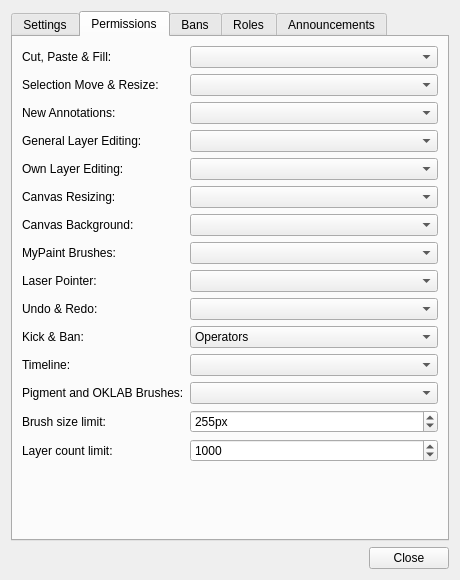
Above: src/desktop/ui/sessionsettings.ui from drawpile/Drawpile before the change. Below: the same form after it.
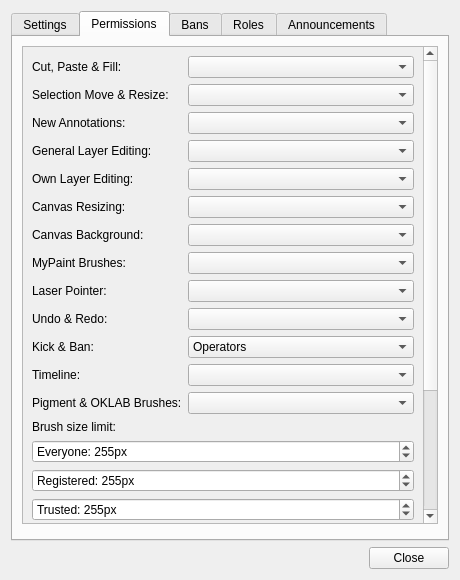
That is the form after the change. The open tabs and pages were chosen to show the change. Icons and pictures are not drawn. Custom widgets are drawn as their Qt base class.

Commit message:
Proper permission limit slider in session settings
Rather than just the single slider for each limit that didn't update
properly, there's now one for each tier and they work like in the host
dialog.

```diff
--- a/src/desktop/ui/sessionsettings.ui
+++ b/src/desktop/ui/sessionsettings.ui
@@ -257,20 +257,47 @@
       <attribute name="title">
        <string>Permissions</string>
       </attribute>
-      <layout class="QFormLayout">
-       <item row="0" column="0">
-        <widget class="QLabel" name="labelPutImage">
-         <property name="text">
-          <string>Cut, Paste &amp; Fill:</string>
+      <layout class="QVBoxLayout" name="verticalLayout_2">
+       <item>
+        <widget class="QScrollArea" name="scrollArea">
+         <property name="widgetResizable">
+          <bool>true</bool>
+         </property>
+         <widget class="QWidget" name="scrollAreaWidgetContents">
+          <property name="geometry">
+           <rect>
+            <x>0</x>
+            <y>0</y>
+            <width>404</width>
+            <height>717</height>
+           </rect>
+          </property>
+          <layout class="QGridLayout" name="permLayout" columnstretch="0,1">
+           <item row="8" column="1">
+            <widget class="widgets::NoScrollComboBox" name="permLaser"/>
+           </item>
+           <item row="7" column="1">
+            <widget class="widgets::NoScrollComboBox" name="permMyPaint"/>
+           </item>
+           <item row="17" column="0" colspan="2">
+            <widget class="widgets::NoScrollKisSliderSpinBox" name="permBrushSizeOperator">
+             <property name="suffix">
+              <string>px</string>
+             </property>
+             <property name="prefix">
+              <string>Operators: </string>
+             </property>
+             <property name="minimum">
+              <number>1</number>
+             </property>
+             <property name="maximum">
+              <number>1000</number>
+             </property>
+             <property name="value">
+              <number>255</number>
          </property>
         </widget>
        </item>
-       <item row="0" column="1">
-        <widget class="QComboBox" name="permPutImage"/>
-       </item>
-       <item row="1" column="1">
-        <widget class="QComboBox" name="permRegionMove"/>
-       </item>
        <item row="2" column="0">
         <widget class="QLabel" name="labelCreateAnnotation">
          <property name="text">
@@ -278,25 +305,31 @@
          </property>
         </widget>
        </item>
-       <item row="2" column="1">
-        <widget class="QComboBox" name="permCreateAnnotation"/>
-       </item>
-       <item row="15" column="0" colspan="2">
-        <widget class="widgets::PresetSelector" name="permissionPresets" native="true">
-         <property name="presetFolder" stdset="0">
-          <string>permissions</string>
-         </property>
-        </widget>
-       </item>
-       <item row="3" column="0">
-        <widget class="QLabel" name="labelEditLayers">
+           <item row="8" column="0">
+            <widget class="QLabel" name="labelLaser">
          <property name="text">
-          <string>General Layer Editing:</string>
+              <string>Laser Pointer:</string>
          </property>
         </widget>
        </item>
-       <item row="3" column="1">
-        <widget class="QComboBox" name="permEditLayers"/>
+           <item row="16" column="0" colspan="2">
+            <widget class="widgets::NoScrollKisSliderSpinBox" name="permBrushSizeTrusted">
+             <property name="suffix">
+              <string>px</string>
+             </property>
+             <property name="prefix">
+              <string>Trusted: </string>
+             </property>
+             <property name="minimum">
+              <number>1</number>
+             </property>
+             <property name="maximum">
+              <number>1000</number>
+             </property>
+             <property name="value">
+              <number>255</number>
+             </property>
+            </widget>
        </item>
        <item row="4" column="0">
         <widget class="QLabel" name="labelOwnLayers">
@@ -305,18 +338,87 @@
          </property>
         </widget>
        </item>
-       <item row="4" column="1">
-        <widget class="QComboBox" name="permOwnLayers"/>
-       </item>
-       <item row="5" column="0">
-        <widget class="QLabel" name="labelResize">
+           <item row="12" column="0">
+            <widget class="QLabel" name="labelPigment">
+             <property name="text">
+              <string>Pigment &amp; OKLAB Brushes:</string>
+             </property>
+            </widget>
+           </item>
+           <item row="11" column="0">
+            <widget class="QLabel" name="labelTimeline">
          <property name="text">
-          <string>Canvas Resizing:</string>
+              <string>Timeline:</string>
          </property>
         </widget>
        </item>
-       <item row="5" column="1">
-        <widget class="QComboBox" name="permResize"/>
+           <item row="15" column="0" colspan="2">
+            <widget class="widgets::NoScrollKisSliderSpinBox" name="permBrushSizeRegistered">
+             <property name="suffix">
+              <string>px</string>
+             </property>
+             <property name="prefix">
+              <string>Registered: </string>
+             </property>
+             <property name="minimum">
+              <number>1</number>
+             </property>
+             <property name="maximum">
+              <number>1000</number>
+             </property>
+             <property name="value">
+              <number>255</number>
+             </property>
+            </widget>
+           </item>
+           <item row="11" column="1">
+            <widget class="widgets::NoScrollComboBox" name="permTimeline"/>
+           </item>
+           <item row="13" column="0" colspan="2">
+            <widget class="QLabel" name="labelBrushSize">
+             <property name="text">
+              <string>Brush size limit:</string>
+             </property>
+            </widget>
+           </item>
+           <item row="20" column="0" colspan="2">
+            <widget class="widgets::NoScrollKisSliderSpinBox" name="permLayerCountRegistered">
+             <property name="prefix">
+              <string>Registered: </string>
+             </property>
+             <property name="maximum">
+              <number>32767</number>
+             </property>
+             <property name="value">
+              <number>1000</number>
+             </property>
+            </widget>
+           </item>
+           <item row="0" column="1">
+            <widget class="widgets::NoScrollComboBox" name="permPutImage"/>
+           </item>
+           <item row="10" column="0">
+            <widget class="QLabel" name="labelDeputies">
+             <property name="text">
+              <string>Kick &amp; Ban:</string>
+             </property>
+            </widget>
+           </item>
+           <item row="19" column="0" colspan="2">
+            <widget class="widgets::NoScrollKisSliderSpinBox" name="permLayerCountGuest">
+             <property name="prefix">
+              <string>Everyone: </string>
+             </property>
+             <property name="maximum">
+              <number>32767</number>
+             </property>
+             <property name="value">
+              <number>1000</number>
+             </property>
+            </widget>
+           </item>
+           <item row="1" column="1">
+            <widget class="widgets::NoScrollComboBox" name="permRegionMove"/>
        </item>
        <item row="6" column="0">
         <widget class="QLabel" name="labelBackground">
@@ -326,17 +428,86 @@
         </widget>
        </item>
        <item row="6" column="1">
-        <widget class="QComboBox" name="permBackground"/>
-       </item>
-       <item row="8" column="0">
-        <widget class="QLabel" name="labelLaser">
+            <widget class="widgets::NoScrollComboBox" name="permBackground"/>
+           </item>
+           <item row="7" column="0">
+            <widget class="QLabel" name="labelMyPaint">
          <property name="text">
-          <string>Laser Pointer:</string>
+              <string>MyPaint Brushes:</string>
          </property>
         </widget>
        </item>
-       <item row="8" column="1">
-        <widget class="QComboBox" name="permLaser"/>
+           <item row="5" column="1">
+            <widget class="widgets::NoScrollComboBox" name="permResize"/>
+           </item>
+           <item row="5" column="0">
+            <widget class="QLabel" name="labelResize">
+             <property name="text">
+              <string>Canvas Resizing:</string>
+             </property>
+            </widget>
+           </item>
+           <item row="12" column="1">
+            <widget class="widgets::NoScrollComboBox" name="permPigment"/>
+           </item>
+           <item row="0" column="0">
+            <widget class="QLabel" name="labelPutImage">
+             <property name="text">
+              <string>Cut, Paste &amp; Fill:</string>
+             </property>
+            </widget>
+           </item>
+           <item row="4" column="1">
+            <widget class="widgets::NoScrollComboBox" name="permOwnLayers"/>
+           </item>
+           <item row="2" column="1">
+            <widget class="widgets::NoScrollComboBox" name="permCreateAnnotation"/>
+           </item>
+           <item row="10" column="1">
+            <widget class="widgets::NoScrollComboBox" name="deputies">
+             <item>
+              <property name="text">
+               <string>Operators</string>
+              </property>
+             </item>
+             <item>
+              <property name="text">
+               <string>Trusted</string>
+              </property>
+             </item>
+            </widget>
+           </item>
+           <item row="14" column="0" colspan="2">
+            <widget class="widgets::NoScrollKisSliderSpinBox" name="permBrushSizeGuest">
+             <property name="suffix">
+              <string>px</string>
+             </property>
+             <property name="prefix">
+              <string>Everyone: </string>
+             </property>
+             <property name="minimum">
+              <number>1</number>
+             </property>
+             <property name="maximum">
+              <number>1000</number>
+             </property>
+             <property name="value">
+              <number>255</number>
+             </property>
+            </widget>
+           </item>
+           <item row="3" column="0">
+            <widget class="QLabel" name="labelEditLayers">
+             <property name="text">
+              <string>General Layer Editing:</string>
+             </property>
+            </widget>
+           </item>
+           <item row="9" column="1">
+            <widget class="widgets::NoScrollComboBox" name="permUndo"/>
+           </item>
+           <item row="3" column="1">
+            <widget class="widgets::NoScrollComboBox" name="permEditLayers"/>
        </item>
        <item row="9" column="0">
         <widget class="QLabel" name="labelUndo">
@@ -345,50 +516,39 @@
          </property>
         </widget>
        </item>
-       <item row="9" column="1">
-        <widget class="QComboBox" name="permUndo"/>
-       </item>
-       <item row="10" column="0">
-        <widget class="QLabel" name="labelDeputies">
-         <property name="text">
-          <string>Kick &amp; Ban:</string>
-         </property>
-        </widget>
-       </item>
-       <item row="10" column="1">
-        <widget class="QComboBox" name="deputies">
-         <item>
-          <property name="text">
-           <string>Operators</string>
-          </property>
-         </item>
-         <item>
-          <property name="text">
-           <string>Trusted</string>
-          </property>
-         </item>
-        </widget>
-       </item>
-       <item row="11" column="0">
-        <widget class="QLabel" name="labelTimeline">
-         <property name="text">
-          <string>Timeline:</string>
-         </property>
-        </widget>
-       </item>
-       <item row="11" column="1">
-        <widget class="QComboBox" name="permTimeline"/>
-       </item>
-       <item row="12" column="0">
-        <widget class="QLabel" name="labelPigment">
+           <item row="21" column="0" colspan="2">
+            <widget class="widgets::NoScrollKisSliderSpinBox" name="permLayerCountTrusted">
+             <property name="prefix">
+              <string>Trusted: </string>
+             </property>
+             <property name="maximum">
+              <number>32767</number>
+             </property>
+             <property name="value">
+              <number>1000</number>
+             </property>
+            </widget>
+           </item>
+           <item row="22" column="0" colspan="2">
+            <widget class="widgets::NoScrollKisSliderSpinBox" name="permLayerCountOperator">
+             <property name="prefix">
+              <string>Operators: </string>
+             </property>
+             <property name="maximum">
+              <number>32767</number>
+             </property>
+             <property name="value">
+              <number>1000</number>
+             </property>
+            </widget>
+           </item>
+           <item row="18" column="0" colspan="2">
+            <widget class="QLabel" name="labelLayerCount">
          <property name="text">
-          <string>Pigment and OKLAB Brushes:</string>
+              <string>Layer count limit:</string>
          </property>
         </widget>
        </item>
-       <item row="12" column="1">
-        <widget class="QComboBox" name="permPigment"/>
-       </item>
        <item row="1" column="0">
         <widget class="QLabel" name="labelRegionMove">
          <property name="text">
@@ -396,53 +556,14 @@
          </property>
         </widget>
        </item>
-       <item row="7" column="0">
-        <widget class="QLabel" name="labelMyPaint">
-         <property name="text">
-          <string>MyPaint Brushes:</string>
-         </property>
-        </widget>
-       </item>
-       <item row="7" column="1">
-        <widget class="QComboBox" name="permMyPaint"/>
-       </item>
-       <item row="13" column="1">
-        <widget class="KisSliderSpinBox" name="permBrushSize">
-         <property name="suffix">
-          <string>px</string>
-         </property>
-         <property name="minimum">
-          <number>1</number>
-         </property>
-         <property name="maximum">
-          <number>1000</number>
-         </property>
-         <property name="value">
-          <number>255</number>
-         </property>
+          </layout>
+         </widget>
         </widget>
        </item>
-       <item row="13" column="0">
-        <widget class="QLabel" name="brushSizeLabel">
-         <property name="text">
-          <string>Brush size limit:</string>
-         </property>
-        </widget>
-       </item>
-       <item row="14" column="0">
-        <widget class="QLabel" name="label">
-         <property name="text">
-          <string>Layer count limit:</string>
-         </property>
-        </widget>
-       </item>
-       <item row="14" column="1">
-        <widget class="KisSliderSpinBox" name="permLayerCount">
-         <property name="maximum">
-          <number>32767</number>
-         </property>
-         <property name="value">
-          <number>1000</number>
+       <item>
+        <widget class="widgets::PresetSelector" name="permissionPresets" native="true">
+         <property name="presetFolder" stdset="0">
+          <string>permissions</string>
          </property>
         </widget>
        </item>
@@ -690,7 +811,12 @@
    <header>desktop/widgets/presetselector.h</header>
   </customwidget>
   <customwidget>
-   <class>KisSliderSpinBox</class>
+   <class>widgets::NoScrollComboBox</class>
+   <extends>QComboBox</extends>
+   <header>desktop/widgets/noscroll.h</header>
+  </customwidget>
+  <customwidget>
+   <class>widgets::NoScrollKisSliderSpinBox</class>
    <extends>QSpinBox</extends>
    <header>desktop/widgets/kis_slider_spin_box.h</header>
   </customwidget>
```
Left out of the diff: 2 changed lines with no effect on the pictures. Lines whose indentation alone changed are shown as unchanged. The commit also changes 6 other files.
